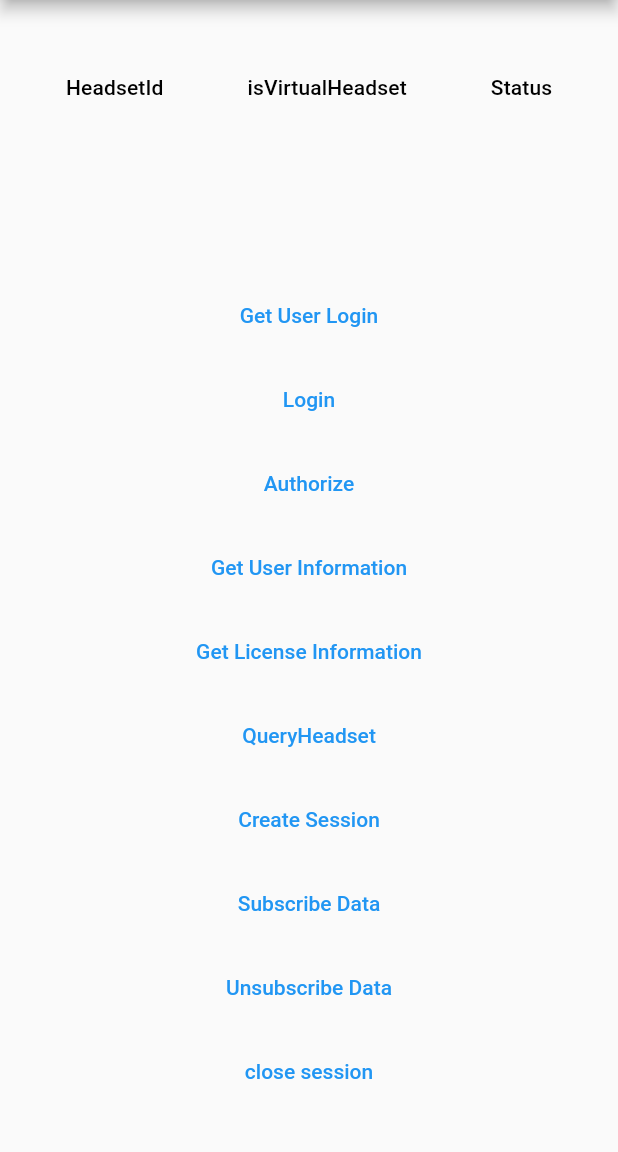
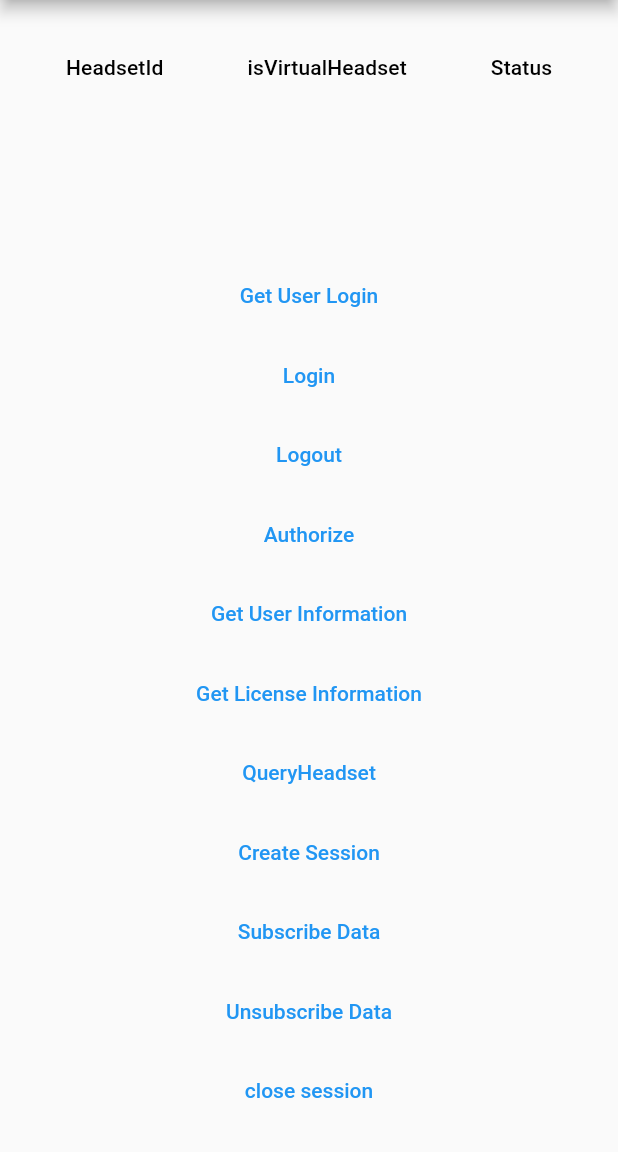
Before and after one commit to Emotiv/flutter-plugin, a Flutter app: the screen it shows after launch, on a phone screen of 412 x 824 dp, the part 84-1236 px from its top. Run offline on Flutter 3.47's test engine with Material 2 defaults, Android fonts, the phone set to English and light mode, and no system bars; our stand-ins replace permission_handler, plugin_platform_interface.

```diff
--- a/packages/cortex/example/lib/main.dart
+++ b/packages/cortex/example/lib/main.dart
@@ -32,6 +32,7 @@ class Headset {
 
 class _MyAppState extends State<MyApp> {
   final _streamSubscriptions = <StreamSubscription<dynamic>>[];
+  late String _userName;
   late final String _cortexToken;
   late String _sessionId;
   late String _activeHeadset;
@@ -66,6 +67,26 @@ class _MyAppState extends State<MyApp> {
             case Constant.createSessionRequestId:
               var data = event.getResponseBody();
               _sessionId = data["id"];
+              break;
+            case Constant.getUserLoggedInRequestId:
+              var data = event.getResponseBody();
+              if(data.length != 0)
+              {
+                _userName = data[0]["username"] as String;
+              }
+              break;
+            case Constant.loginRequestId:
+              if(!event.isResponseError())
+              {
+                _userName = event.getResponseBody()["username"];
+                print("user logged in: $_userName");
+              }
+              break;
+            case Constant.logoutRequestId:
+              if(!event.isResponseError())
+              {
+                _userName = "";
+              }
               break;
             default:
               break;
@@ -130,6 +151,18 @@ class _MyAppState extends State<MyApp> {
         } ''';
       sendRequestToCortex(json);
     }
+  }
+
+  void _logout() async {
+    String json = ''' {
+        "jsonrpc": "2.0",
+        "id": ${Constant.logoutRequestId},
+        "method": "logout",
+        "params": {
+          "username": "$_userName"
+          }
+        } ''';
+    sendRequestToCortex(json);
   }
 
   void _authorize() {
@@ -293,62 +326,69 @@ class _MyAppState extends State<MyApp> {
                 onPressed: () => sendRequestToCortex(
                     '{ "id": ${Constant.getUserLoggedInRequestId}, "jsonrpc": "2.0", "method": "getUserLogin"}'),
                 child: const Text("Get User Login")),
-            const SizedBox(height: 8.0),
+            const SizedBox(height: 5.0),
             TextButton(
               onPressed: _login,
               child: const Text("Login"),
             ),
             const SizedBox(
-              height: 8.0,
+              height: 5.0,
+            ),
+            TextButton(
+              onPressed: _logout,
+              child: const Text("Logout"),
+            ),
+            const SizedBox(
+              height: 5.0,
             ),
             TextButton(
               onPressed: _authorize,
               child: const Text("Authorize"),
             ),
             const SizedBox(
-              height: 8.0,
+              height: 5.0,
             ),
             TextButton(
               onPressed: _getUserInfo,
               child: const Text("Get User Information"),
             ),
             const SizedBox(
-              height: 8.0,
+              height: 5.0,
             ),
             TextButton(
               onPressed: _getLicenseInfo,
               child: const Text("Get License Information"),
             ),
             const SizedBox(
-              height: 8.0,
+              height: 5.0,
             ),
             TextButton(
               onPressed: _queryHeadset,
               child: const Text("QueryHeadset"),
             ),
             const SizedBox(
-              height: 8.0,
+              height: 5.0,
             ),
             TextButton(
               onPressed: _createSession,
               child: const Text("Create Session"),
             ),
             const SizedBox(
-              height: 8.0,
+              height: 5.0,
             ),
             TextButton(
               onPressed: _subscribeData,
               child: const Text("Subscribe Data"),
             ),
             const SizedBox(
-              height: 8.0,
+              height: 5.0,
             ),
             TextButton(
               onPressed: _unsubscribeData,
               child: const Text("Unsubscribe Data"),
             ),
             const SizedBox(
-              height: 8.0,
+              height: 5.0,
             ),
             TextButton(
               onPressed: _closeSession,
```
Also changed, not shown: 6 other files.
